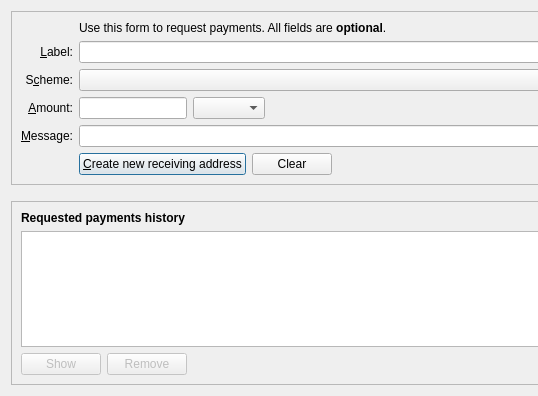
Above: src/qt/forms/receivecoinsdialog.ui from tidecoin/tidecoin before the change; both pictures show x 0 to 538 and y 0 to 396 of the 776 by 396 pixel window. Below: the same form after it.
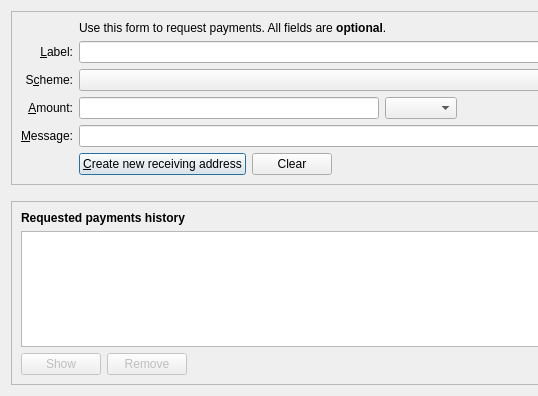
That is the form after the change. Icons and pictures are not drawn. Custom widgets are drawn as their Qt base class.

Diff of the .ui file:
```diff
--- a/src/qt/forms/receivecoinsdialog.ui
+++ b/src/qt/forms/receivecoinsdialog.ui
@@ -211,7 +211,7 @@
             </property>
             <property name="minimumSize">
              <size>
-              <width>80</width>
+              <width>300</width>
               <height>0</height>
              </size>
             </property>
```
